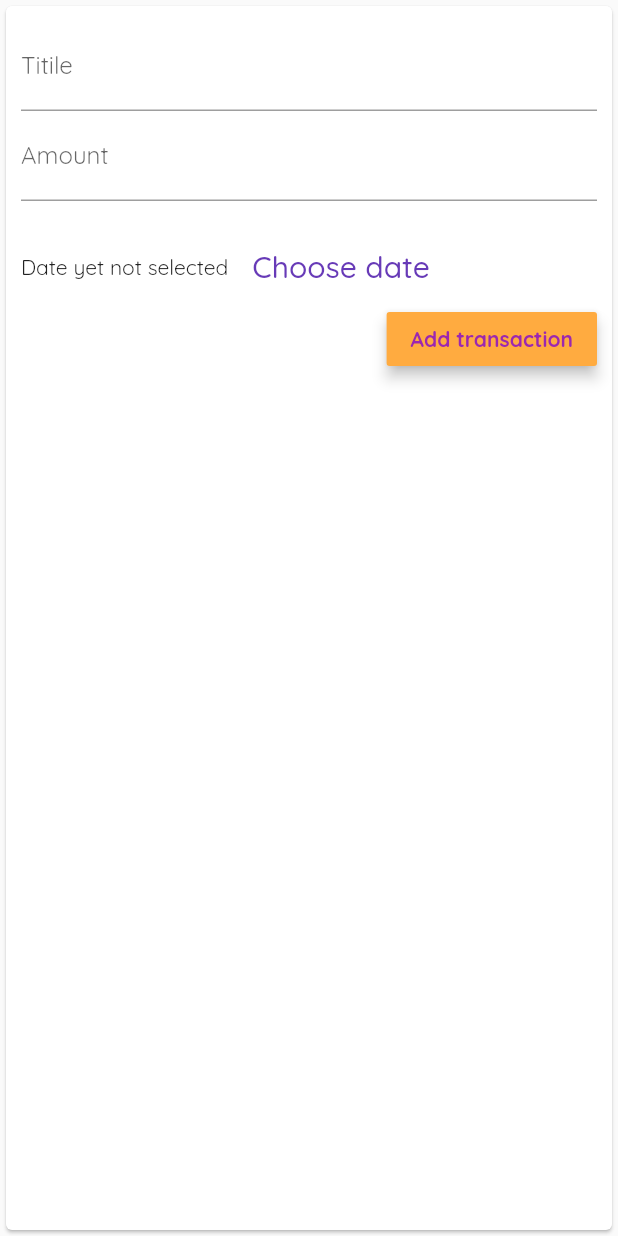
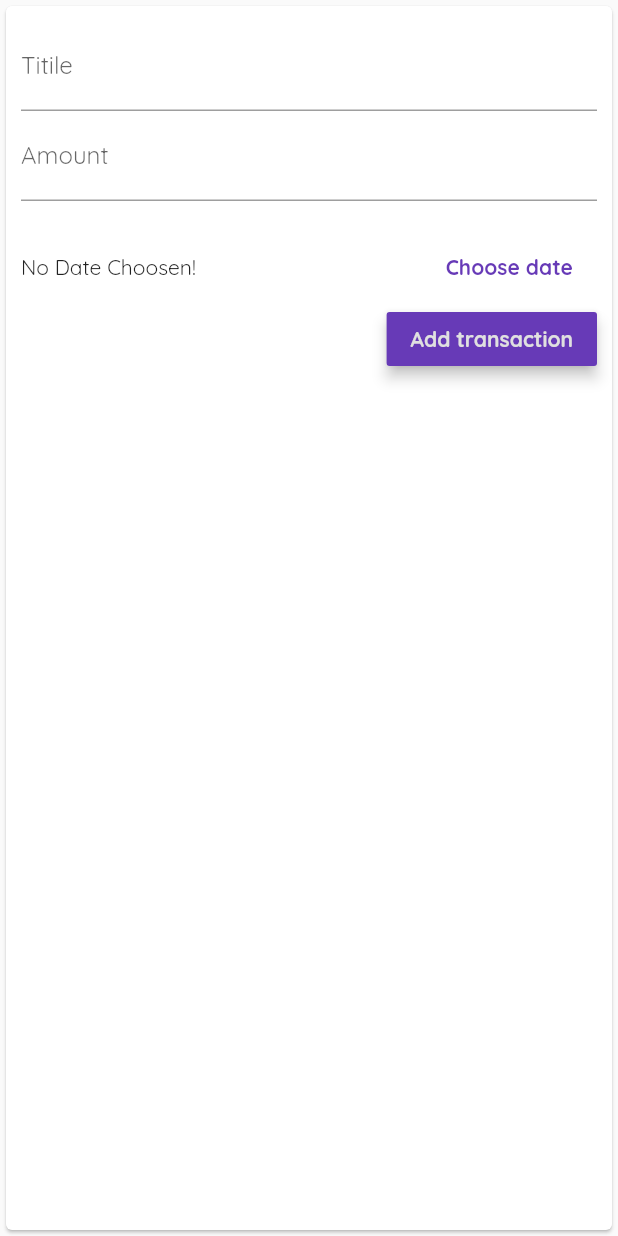
Before and after one commit to 2u6z3r0/flutter_expense_tracker, a Flutter app: the NewTransaction widget shown alone on an empty page, opened directly with empty values, after a tap on "Add transaction", on a phone screen of 412 x 824 dp. Run offline on Flutter 3.47's test engine with Material 2 defaults, Android fonts, the phone set to English and light mode, and no system bars; our stand-ins replace google_fonts.

Commit message:
now user can select date for expense entry
User can delete the expense entry

```diff
--- a/lib/widgets/chart.dart
+++ b/lib/widgets/chart.dart
@@ -37,9 +37,7 @@ class Chart extends StatelessWidget {
   Widget build(BuildContext context) {
     return Card(
       margin: EdgeInsets.all(10),
-      child: recentTransactions.isEmpty
-          ? Text('No Data')
-          : Padding(
+      child: Padding(
         padding: const EdgeInsets.all(8.0),
         child: Row(
           children: <Widget>[
--- a/lib/widgets/new_transaction.dart
+++ b/lib/widgets/new_transaction.dart
@@ -1,4 +1,5 @@
 import 'package:flutter/material.dart';
+import 'package:intl/intl.dart';
 
 class NewTransaction extends StatefulWidget {
   final Function addTx;
@@ -10,18 +11,38 @@ class NewTransaction extends StatefulWidget {
 }
 
 class _NewTransactionState extends State<NewTransaction> {
-  final TextEditingController titleController = TextEditingController();
-
-  final TextEditingController amountController = TextEditingController();
+  final TextEditingController _titleController = TextEditingController();
+  final TextEditingController _amountController = TextEditingController();
+  DateTime _pickedDate;
 
   void addNewTransaction() {
-    String txTitle = titleController.text;
-    double txAmount = double.parse(amountController.text);
+    if (_amountController.text.isEmpty) {
+      return;
+    }
 
-    if (txTitle.isNotEmpty && txAmount > 0) {
-      widget.addTx(txTitle, txAmount);
+    String txTitle = _titleController.text;
+    double txAmount = double.parse(_amountController.text);
+
+    if (txTitle.isNotEmpty && txAmount > 0 && _pickedDate != null) {
+      widget.addTx(txTitle, txAmount, _pickedDate);
       Navigator.of(context).pop();
     }
+  }
+
+  void _presentDatePicker() {
+    showDatePicker(
+      context: context,
+      initialDate: DateTime.now(),
+      firstDate: DateTime(2019),
+      lastDate: DateTime.now(),
+    ).then((selectedDate) {
+      if (selectedDate == null) {
+        return;
+      }
+      setState(() {
+        _pickedDate = selectedDate;
+      });
+    });
   }
 
   @override
@@ -34,35 +55,44 @@ class _NewTransactionState extends State<NewTransaction> {
           children: <Widget>[
             TextField(
               decoration: InputDecoration(labelText: 'Titile'),
-              controller: titleController,
+              controller: _titleController,
             ),
             TextField(
               keyboardType: TextInputType.numberWithOptions(decimal: true),
               decoration: InputDecoration(labelText: 'Amount'),
-              controller: amountController,
+              controller: _amountController,
             ),
             SizedBox(
               height: 20,
             ),
             Row(
               children: <Widget>[
-                Text('Date yet not selected'),
+                Expanded(
+                  child: Text(
+                    _pickedDate == null
+                        ? 'No Date Choosen!'
+                        : DateFormat('dd/MM/yyyy').format(_pickedDate),
+                  ),
+                ),
                 FlatButton(
-                  child: Text('Choose date',
-                      style: Theme.of(context)
-                          .textTheme
-                          .title
-                          .copyWith(color: Theme.of(context).primaryColor)),
-                  onPressed: () {},
+                  child: Text(
+                    'Choose date',
+                    style: TextStyle(
+                        color: Theme.of(context).primaryColor,
+                        fontWeight: FontWeight.bold),
+                  ),
+                  onPressed: _presentDatePicker,
                 )
               ],
             ),
             RaisedButton(
-              color: Theme.of(context).accentColor,
+              color: Theme.of(context).primaryColor,
               elevation: 4,
               child: Text(
                 'Add transaction',
-                style: TextStyle(fontWeight: FontWeight.bold),
+                style: TextStyle(
+                    fontWeight: FontWeight.bold,
+                    color: Theme.of(context).buttonColor),
               ),
               textColor: Colors.purple,
               onPressed: () {
```
Also changed, not shown: lib/main.dart (+19 -13 lines), lib/widgets/transaction_list.dart (+34 -28 lines). Lines whose indentation alone changed are shown as unchanged.
